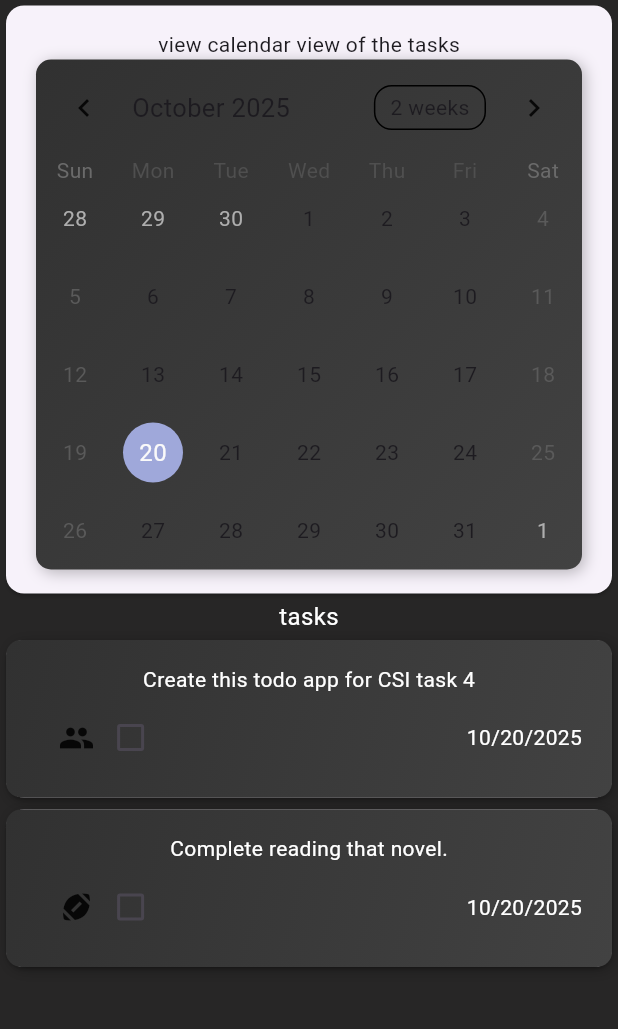
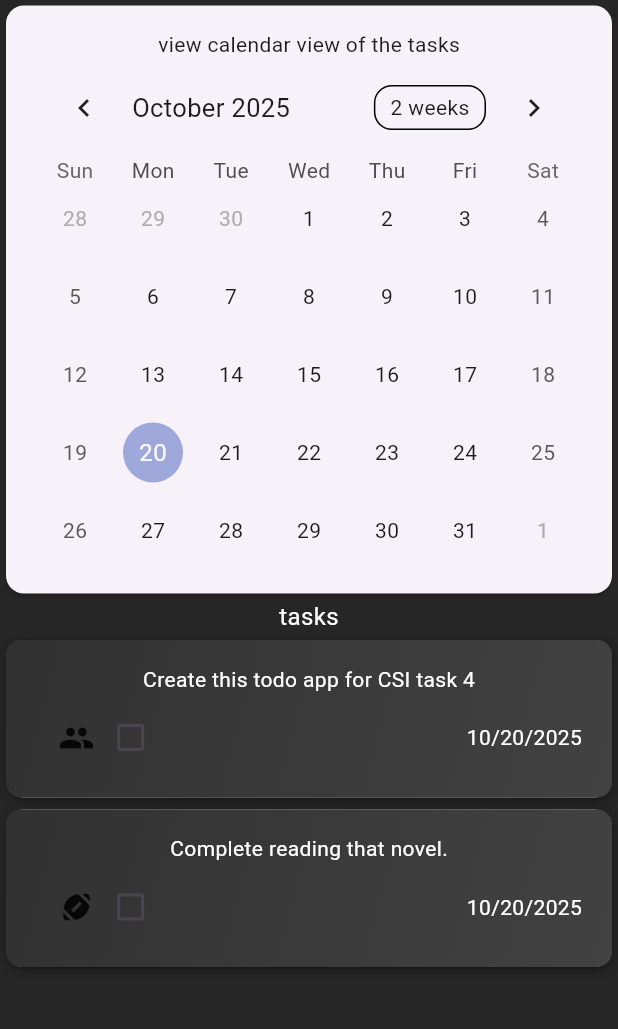
Before and after one commit to CSI-Trainees-25/vivek_24153106_appTask1, a Flutter app: the screen it shows after launch, on a phone screen of 412 x 824 dp, the part 119-1148 px from its top. Run offline on Flutter 3.47's test engine with Material 3 defaults, Android fonts, the phone set to English and light mode, and no system bars; drawn by our look-alikes of table_calendar.

Commit message:
some changes in UI

```diff
--- a/lib/tasks.dart
+++ b/lib/tasks.dart
@@ -94,34 +94,13 @@ class TasksState extends State<Tasks> {
               child: Column(
                 children: [
                   Text('view calendar view of the tasks'),
-                  Container(
-                    decoration: BoxDecoration(
-                      color: Colors.white,
-                      borderRadius: BorderRadius.circular(10),
-                      boxShadow: [
-                        BoxShadow(
-                          color: Colors.black26,
-                          blurRadius: 8,
-                          offset: Offset(2, 2),
-                        ),
-                      ],
-                      gradient: LinearGradient(
-                        colors: [
-                          const Color.fromARGB(255, 49, 49, 49),
-                          const Color.fromARGB(255, 66, 66, 66),
-                        ],
-                        begin: Alignment.topLeft,
-                        end: Alignment.bottomRight,
-                      ),
+                  TableCalendar(
+                    focusedDay: _registeredTasks[getIndex()].date,
+                    firstDay: DateTime(
+                      _registeredTasks[getIndex()].date.year - 1,
                     ),
-                    child: TableCalendar(
-                      focusedDay: _registeredTasks[getIndex()].date,
-                      firstDay: DateTime(
-                        _registeredTasks[getIndex()].date.year - 1,
-                      ),
-                      lastDay: DateTime(
-                        _registeredTasks[getIndex()].date.year + 1,
-                      ),
+                    lastDay: DateTime(
+                      _registeredTasks[getIndex()].date.year + 1,
                     ),
                   ),
                 ],
```
